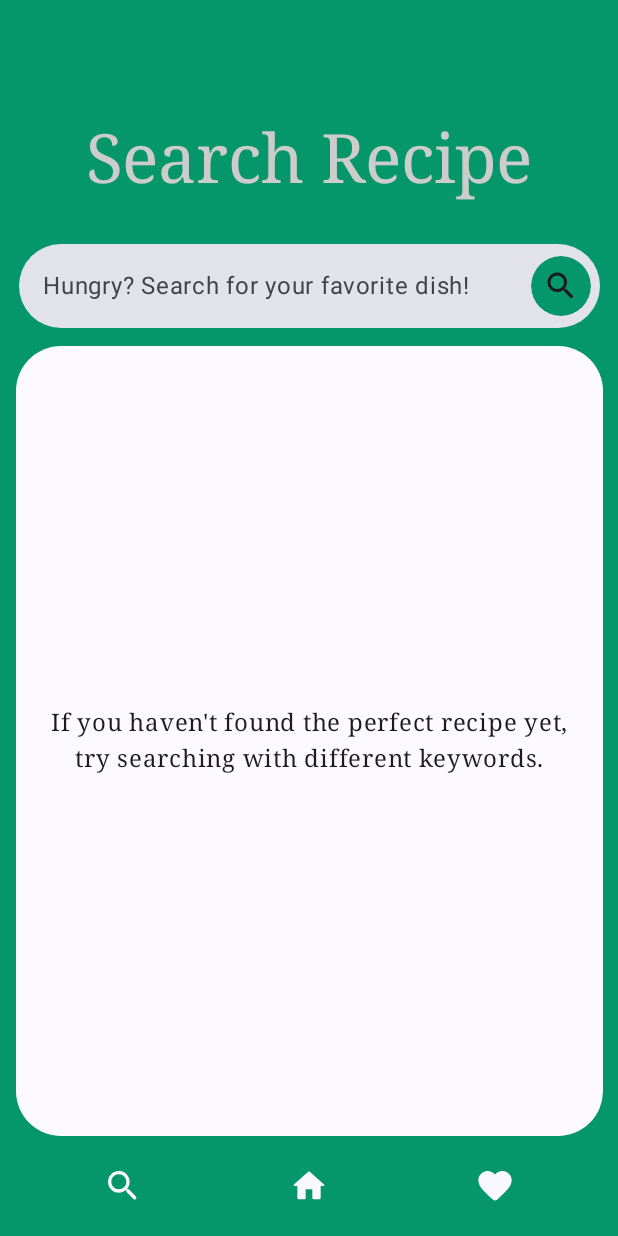
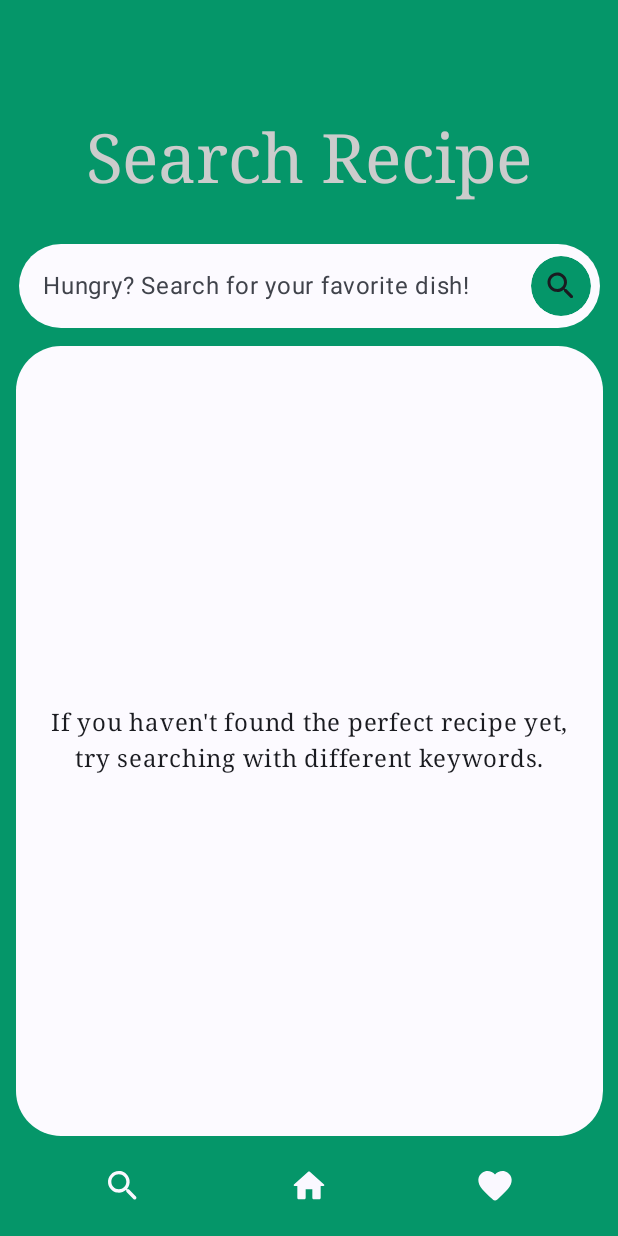
Before and after one commit to Harsh-apk/Meals, an Android app built with Jetpack Compose: the SearchMealMainScreen screen opened through its navigation route, after a tap on "Search", on a phone screen of 412 x 824 dp. Run offline under Robolectric (Android 15) with nearby library versions, the phone set to English and light mode, and no system bars; pictures from the network do not load.

Commit message:
Fixed navigation stack, Make SearchField Single line

```diff
--- a/app/src/main/java/com/harsh_kumar/meals/views/BottomNav.kt
+++ b/app/src/main/java/com/harsh_kumar/meals/views/BottomNav.kt
@@ -6,7 +6,6 @@ import androidx.compose.foundation.layout.Row
 import androidx.compose.foundation.layout.fillMaxWidth
 import androidx.compose.foundation.layout.padding
 import androidx.compose.foundation.layout.size
-import androidx.compose.foundation.layout.wrapContentHeight
 import androidx.compose.material.icons.Icons
 import androidx.compose.material.icons.rounded.Favorite
 import androidx.compose.material.icons.rounded.Home
@@ -16,7 +15,6 @@ import androidx.compose.material3.IconButton
 import androidx.compose.material3.MaterialTheme
 import androidx.compose.runtime.Composable
 import androidx.compose.ui.Modifier
-import androidx.compose.ui.graphics.Color
 import androidx.compose.ui.unit.dp
 import androidx.navigation.NavController
 import com.harsh_kumar.meals.views.AllScreen.*
@@ -31,7 +29,11 @@ fun BottomNav(navController: NavController) {
             .fillMaxWidth()
             .padding(20.dp),
     ) {
-        IconButton(onClick = { navController.navigate(SearchMealScreen.route) }) {
+        IconButton(onClick = {
+            navController.navigate(SearchMealScreen.route) {
+                popUpTo(RandomMealScreen.route) { inclusive = false }
+            }
+        }) {
             Icon(
                 Icons.Rounded.Search,
                 contentDescription = "Search",
@@ -40,7 +42,9 @@ fun BottomNav(navController: NavController) {
             )
         }
 
-        IconButton(onClick = { navController.navigate(RandomMealScreen.route) }) {
+        IconButton(onClick = {
+            navController.navigate(RandomMealScreen.route)
+        }) {
             Icon(
                 Icons.Rounded.Home,
                 contentDescription = "Home",
@@ -49,7 +53,11 @@ fun BottomNav(navController: NavController) {
             )
         }
 
-        IconButton(onClick = { navController.navigate(FavoriteScreen.route) }) {
+        IconButton(onClick = {
+            navController.navigate(FavoriteScreen.route) {
+                popUpTo(RandomMealScreen.route) { inclusive = false }
+            }
+        }) {
             Icon(
                 Icons.Rounded.Favorite,
                 contentDescription = "Favorite",
--- a/app/src/main/java/com/harsh_kumar/meals/views/SearchMealScreen.kt
+++ b/app/src/main/java/com/harsh_kumar/meals/views/SearchMealScreen.kt
@@ -87,6 +87,7 @@ fun SearchMealMainScreen(navController: NavController) {
                         .padding(horizontal = 2.dp)
                         .fillMaxWidth(0.95F)
                         .clip(RoundedCornerShape(30.dp)),
+                    singleLine = true,
                     placeholder = { Text(text = "Hungry? Search for your favorite dish!") },
                     trailingIcon = {
                         IconButton(
@@ -106,7 +107,9 @@ fun SearchMealMainScreen(navController: NavController) {
                     },
                     colors = TextFieldDefaults.colors(
                         focusedIndicatorColor = Color.Transparent,
-                        unfocusedIndicatorColor = Color.Transparent
+                        unfocusedIndicatorColor = Color.Transparent,
+                        focusedContainerColor = MaterialTheme.colorScheme.inverseOnSurface,
+                        unfocusedContainerColor = MaterialTheme.colorScheme.inverseOnSurface
                     )
                 )
             }
@@ -198,7 +201,7 @@ fun MealCard(meal: Meal, context: Context) {
                 text = meal.name,
                 modifier = Modifier
                     .padding(top = 10.dp),
-                style = MaterialTheme.typography.titleMedium,
+                style = MaterialTheme.typography.titleLarge,
                 color = MaterialTheme.colorScheme.onBackground,
                 fontFamily = FontFamily.Serif
             )
@@ -226,7 +229,7 @@ fun MealCard(meal: Meal, context: Context) {
 
             Button(
                 onClick = {
-                    val contentToShare = "${meal.name}\n${meal.instructions}"
+                    val contentToShare = "${meal.name}\n\n${meal.instructions}"
                     val shareIntent = Intent(Intent.ACTION_SEND).apply {
                         type = "text/plain"
                         putExtra(Intent.EXTRA_TEXT, contentToShare)
@@ -236,7 +239,8 @@ fun MealCard(meal: Meal, context: Context) {
                 colors = ButtonDefaults.buttonColors(
                     containerColor = GreenBg,
                     contentColor = MaterialTheme.colorScheme.onBackground
-                )
+                ),
+                modifier = Modifier.padding(top = 12.dp)
             ) {
                 Row(
                     verticalAlignment = Alignment.CenterVertically,
```
